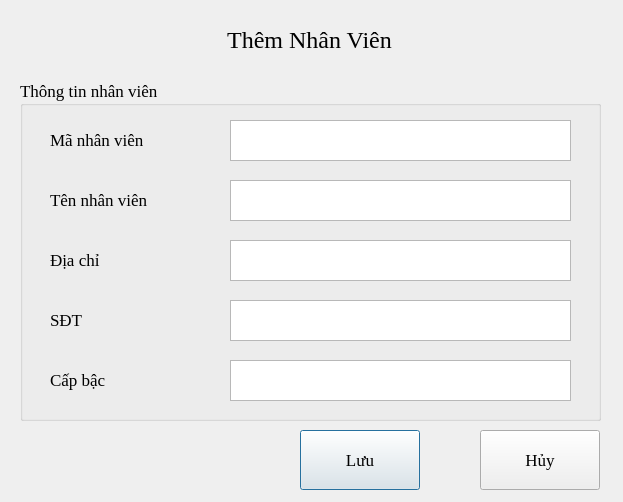
Old version of the form UI/ThemNhanVien.ui in the repository hoanghlt/quanlynganhang.
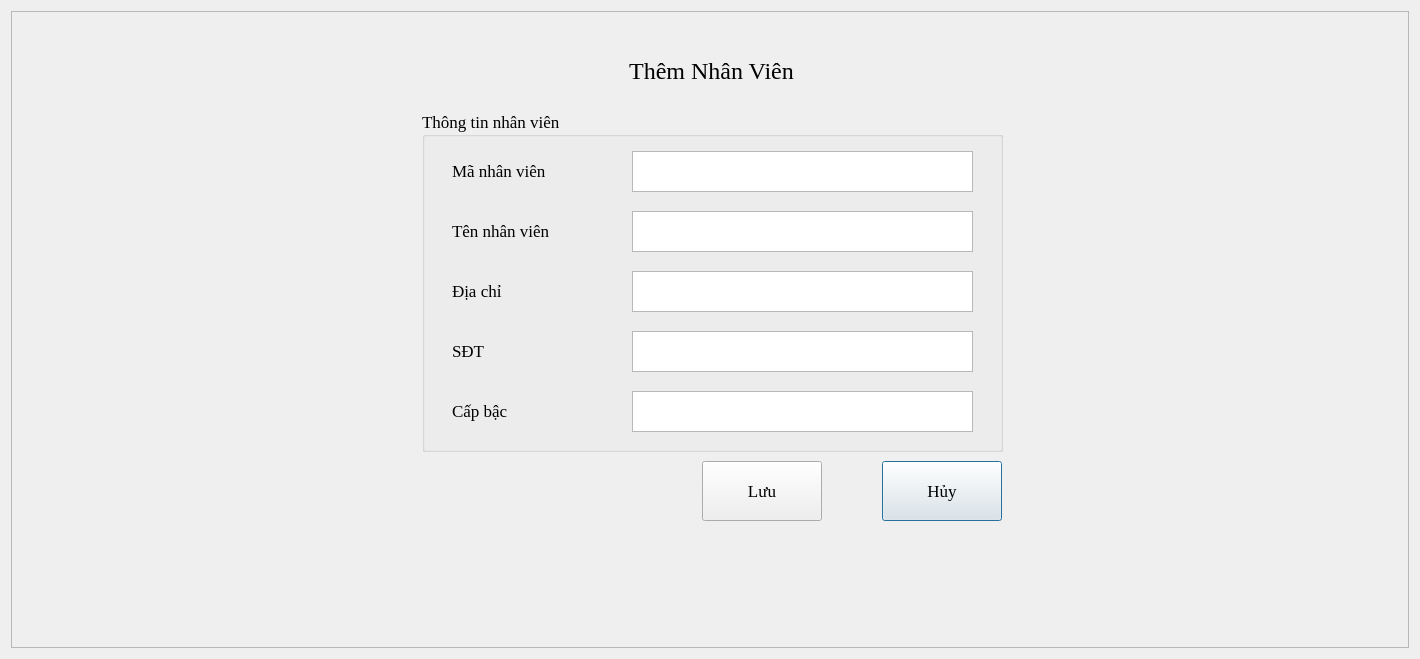
New version of the form.

Diff of the .ui file:
```diff
--- a/UI/ThemNhanVien.ui
+++ b/UI/ThemNhanVien.ui
@@ -6,8 +6,8 @@
    <rect>
     <x>0</x>
     <y>0</y>
-    <width>623</width>
-    <height>502</height>
+    <width>1420</width>
+    <height>659</height>
    </rect>
   </property>
   <property name="font">
@@ -19,36 +19,20 @@
   <property name="windowTitle">
    <string>Thêm Nhân Viên</string>
   </property>
-  <widget class="QPushButton" name="pushButton">
-   <property name="geometry">
-    <rect>
-     <x>300</x>
-     <y>430</y>
-     <width>120</width>
-     <height>60</height>
-    </rect>
-   </property>
-   <property name="font">
-    <font>
-     <family>Times New Roman</family>
-     <pointsize>13</pointsize>
-    </font>
-   </property>
-   <property name="layoutDirection">
-    <enum>Qt::LeftToRight</enum>
-   </property>
-   <property name="inputMethodHints">
-    <set>Qt::ImhFormattedNumbersOnly</set>
-   </property>
-   <property name="text">
-    <string>Lưu</string>
-   </property>
-  </widget>
+  <layout class="QGridLayout" name="gridLayout">
+   <item row="0" column="0">
+    <widget class="QFrame" name="frame">
+     <property name="frameShape">
+      <enum>QFrame::StyledPanel</enum>
+     </property>
+     <property name="frameShadow">
+      <enum>QFrame::Raised</enum>
+     </property>
   <widget class="QPushButton" name="pushButton_2">
    <property name="geometry">
     <rect>
-     <x>480</x>
-     <y>430</y>
+        <x>871</x>
+        <y>450</y>
      <width>120</width>
      <height>60</height>
     </rect>
@@ -70,39 +54,11 @@
     <string>Hủy</string>
    </property>
   </widget>
-  <widget class="QLabel" name="label_5">
-   <property name="geometry">
-    <rect>
-     <x>-1</x>
-     <y>20</y>
-     <width>621</width>
-     <height>40</height>
-    </rect>
-   </property>
-   <property name="font">
-    <font>
-     <family>Times New Roman</family>
-     <pointsize>18</pointsize>
-    </font>
-   </property>
-   <property name="layoutDirection">
-    <enum>Qt::LeftToRight</enum>
-   </property>
-   <property name="inputMethodHints">
-    <set>Qt::ImhFormattedNumbersOnly</set>
-   </property>
-   <property name="text">
-    <string>Thêm Nhân Viên</string>
-   </property>
-   <property name="alignment">
-    <set>Qt::AlignCenter</set>
-   </property>
-  </widget>
   <widget class="QGroupBox" name="groupBox">
    <property name="geometry">
     <rect>
-     <x>20</x>
-     <y>80</y>
+        <x>411</x>
+        <y>100</y>
      <width>581</width>
      <height>341</height>
     </rect>
@@ -352,6 +308,62 @@
     </property>
    </widget>
   </widget>
+     <widget class="QPushButton" name="pushButton">
+      <property name="geometry">
+       <rect>
+        <x>691</x>
+        <y>450</y>
+        <width>120</width>
+        <height>60</height>
+       </rect>
+      </property>
+      <property name="font">
+       <font>
+        <family>Times New Roman</family>
+        <pointsize>13</pointsize>
+       </font>
+      </property>
+      <property name="layoutDirection">
+       <enum>Qt::LeftToRight</enum>
+      </property>
+      <property name="inputMethodHints">
+       <set>Qt::ImhFormattedNumbersOnly</set>
+      </property>
+      <property name="text">
+       <string>Lưu</string>
+      </property>
+     </widget>
+     <widget class="QLabel" name="label_5">
+      <property name="geometry">
+       <rect>
+        <x>390</x>
+        <y>40</y>
+        <width>621</width>
+        <height>40</height>
+       </rect>
+      </property>
+      <property name="font">
+       <font>
+        <family>Times New Roman</family>
+        <pointsize>18</pointsize>
+       </font>
+      </property>
+      <property name="layoutDirection">
+       <enum>Qt::LeftToRight</enum>
+      </property>
+      <property name="inputMethodHints">
+       <set>Qt::ImhFormattedNumbersOnly</set>
+      </property>
+      <property name="text">
+       <string>Thêm Nhân Viên</string>
+      </property>
+      <property name="alignment">
+       <set>Qt::AlignCenter</set>
+      </property>
+     </widget>
+    </widget>
+   </item>
+  </layout>
  </widget>
  <resources/>
  <connections/>
```
Lines whose indentation alone changed are shown as unchanged.
